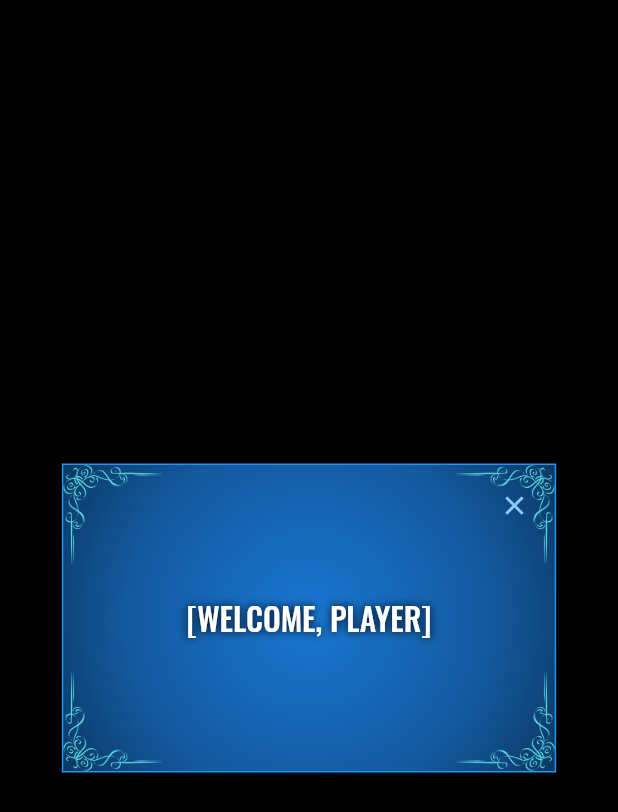
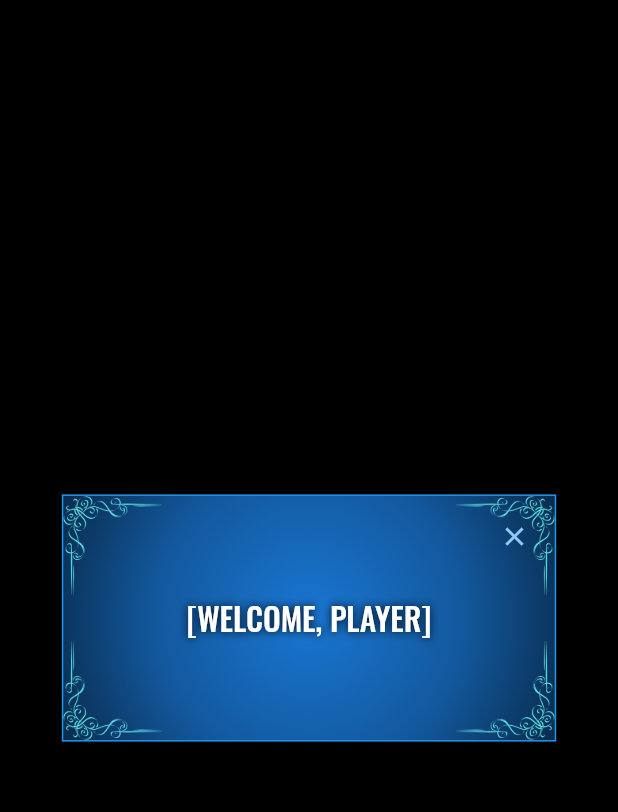
Before and after one commit to priyamharsh14/LevelUpLife, a Flutter app: the screen it shows after launch, on a phone screen of 412 x 824 dp. Shown: the top 812 px of the screen. Run offline on Flutter 3.47's test engine with Material 2 defaults, Android fonts, the phone set to English and light mode, and no system bars; drawn by our look-alikes of velocity_x; our stand-ins replace shared_preferences.

```diff
--- a/lib/welcome.dart
+++ b/lib/welcome.dart
@@ -1,6 +1,7 @@
 import 'package:flutter/material.dart';
 import 'package:flutter/services.dart';
 import 'package:velocity_x/velocity_x.dart';
+import 'package:shared_preferences/shared_preferences.dart';
 
 class WelcomePage extends StatefulWidget {
   @override
@@ -8,12 +9,18 @@ class WelcomePage extends StatefulWidget {
 }
 
 class _WelcomePageState extends State<WelcomePage> {
+  Future<SharedPreferences> _prefs = SharedPreferences.getInstance();
+  Future<String> _firstName;
+
   @override
   void initState() {
     super.initState();
     SystemChrome.setPreferredOrientations([
       DeviceOrientation.portraitUp,
     ]);
+    _firstName = _prefs.then((SharedPreferences prefs) {
+      return (prefs.getString('firstname') ?? "PLAYER");
+    });
   }
 
   @override
@@ -28,7 +35,7 @@ class _WelcomePageState extends State<WelcomePage> {
             child: VStack(
               [
                 Container(
-                  height: context.percentHeight * 25,
+                  height: context.percentHeight * 20,
                   width: context.percentWidth * 80,
                   decoration: BoxDecoration(
                       border: Border.all(color: Colors.blue),
@@ -38,7 +45,7 @@ class _WelcomePageState extends State<WelcomePage> {
                           Colors.blue[700].withOpacity(0.75),
                           Colors.blue[700].withOpacity(0.25),
                         ],
-                        radius: 1.2,
+                        radius: 1.25,
                       )),
                   child: Stack(
                     children: [
@@ -95,7 +102,18 @@ class _WelcomePageState extends State<WelcomePage> {
                           ),
                         ),
                       ),
-                      "[WELCOME, PLAYER]"
+                      Padding(
+                        padding: EdgeInsets.symmetric(
+                            horizontal: context.percentWidth * 10),
+                        child: FutureBuilder(
+                          future: _firstName,
+                          builder: (context, snapshot) {
+                            switch (snapshot.connectionState) {
+                              case ConnectionState.waiting:
+                                return const CircularProgressIndicator();
+                              default:
+                                if (snapshot.hasError) {
+                                  return "ERROR:\n${snapshot.error}"
                                       .text
                                       .xl2
                                       .fontFamily("Oswald")
@@ -105,8 +123,28 @@ class _WelcomePageState extends State<WelcomePage> {
                                           color: Colors.black,
                                         )
                                       ]))
+                                      .center
                                       .color(Colors.white)
-                          .makeCentered(),
+                                      .makeCentered();
+                                } else {
+                                  return "[WELCOME, ${snapshot.data.toString()}]"
+                                      .text
+                                      .xl2
+                                      .fontFamily("Oswald")
+                                      .textStyle(TextStyle(shadows: [
+                                        Shadow(
+                                          blurRadius: 7.5,
+                                          color: Colors.black,
+                                        )
+                                      ]))
+                                      .center
+                                      .color(Colors.white)
+                                      .makeCentered();
+                                }
+                            }
+                          },
+                        ),
+                      ),
                     ],
                   ),
                 )
--- a/pubspec.yaml
+++ b/pubspec.yaml
@@ -29,6 +29,8 @@ dependencies:
   # Use with the CupertinoIcons class for iOS style icons.
   cupertino_icons: ^0.1.3
   velocity_x: ^0.5.0
+  shared_preferences: ^0.5.12+2
+  keyboard_avoider: ^0.1.2
 
 dev_dependencies:
   flutter_test:
@@ -40,9 +42,6 @@ dev_dependencies:
 # The following section is specific to Flutter.
 flutter:
 
-  # The following line ensures that the Material Icons font is
-  # included with your application, so that you can use the icons in
-  # the material Icons class.
   uses-material-design: true
 
   assets:
```
Also changed, not shown: pubspec.lock. Lines whose indentation alone changed are shown as unchanged.
